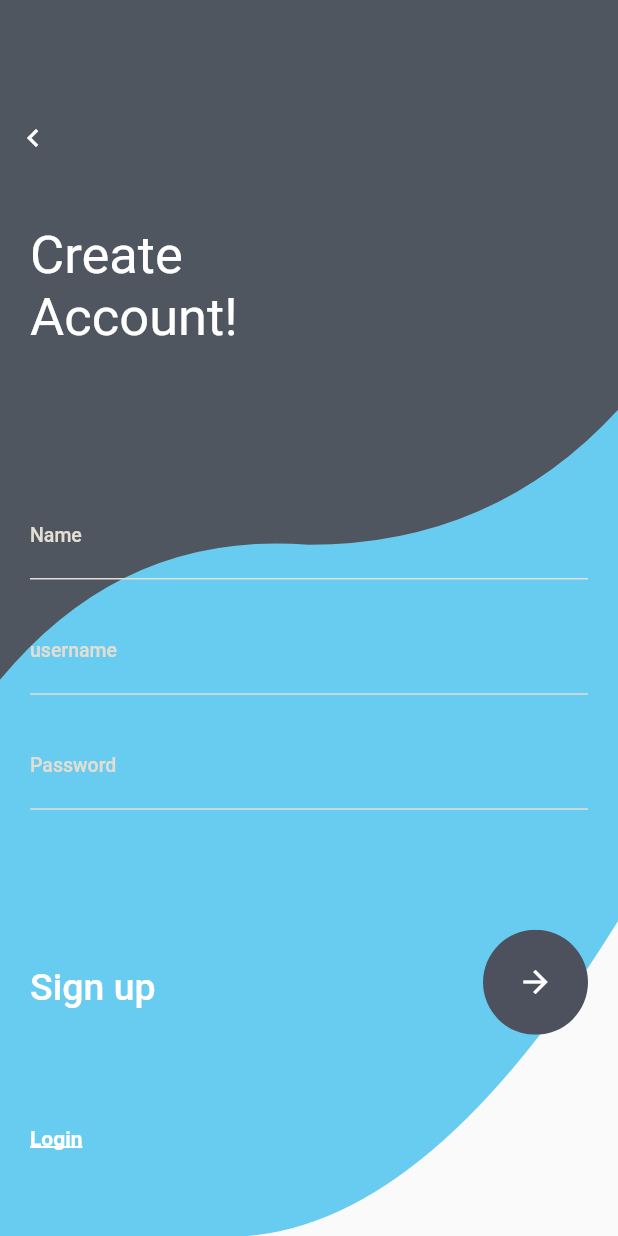
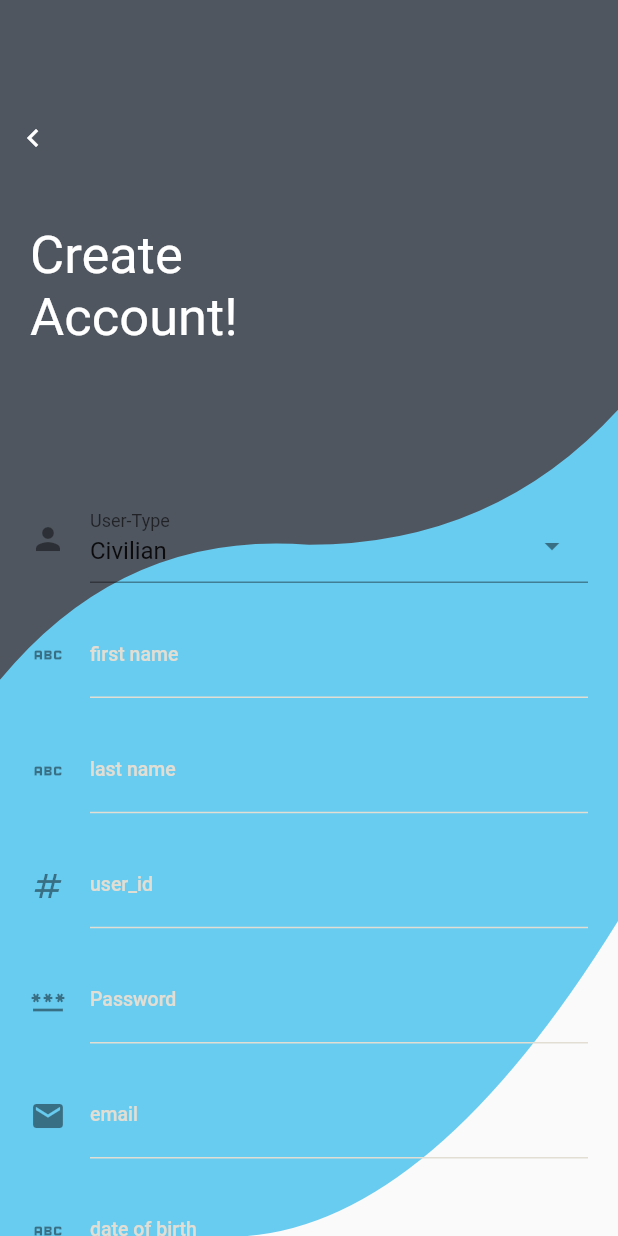
Before and after one commit to ayushvrma/DigitalVehicle, a Flutter app: the SignUpPage screen opened directly, on a phone screen of 412 x 824 dp. Run offline on Flutter 3.47's test engine with Material 2 defaults, Android fonts, the phone set to English and light mode, and no system bars; drawn by our look-alikes of select_form_field; our stand-ins replace sqflite; missing offline and left inert: proste_bezier_curve; accounts and stored records are empty; network calls fail.

Commit message:
signup and signin done

```diff
--- a/lib/main.dart
+++ b/lib/main.dart
@@ -1,5 +1,6 @@
+import 'package:digital_vehicle/screens/login/signup.dart';
 import 'package:flutter/material.dart';
-import 'screens/signin.dart';
+import 'screens/login/signin.dart';
 import 'screens/vehicle/vehicle_registration.dart';
 import 'screens/api_call.dart';
 import 'package:digital_vehicle/screens/vehicle/vehicle_display.dart';
@@ -19,7 +20,7 @@
       theme: ThemeData(
         primarySwatch: Colors.grey,
       ),
-      home: const VehicleDisplay(),
+      home: const SignUpPage(),
     );
   }
 }
--- a/lib/screens/signin.dart
+++ b/lib/screens/login/signin.dart
@@ -1,9 +1,20 @@
 // ignore_for_file: unused_element
 
 import 'package:flutter/material.dart';
-import 'Widget/singinContainer.dart';
+import 'package:digital_vehicle/screens/Widget/singinContainer.dart';
 import 'signup.dart';
-import 'package:sqflite/sqflite.dart';
+import 'package:select_form_field/select_form_field.dart';
+import 'package:http/http.dart' as http; // for making HTTP calls
+import 'package:digital_vehicle/screens/vehicle/vehicle_registration.dart';
+
+final List<Map<String, dynamic>> _items = [
+  {'value': 'civilian', 'label': 'Civilian', 'icon': const Icon(Icons.man)},
+  {
+    'value': 'police',
+    'label': 'Police',
+    'icon': const Icon(Icons.local_police_rounded),
+  },
+];
 
 class SignInPage extends StatefulWidget {
   const SignInPage({Key? key}) : super(key: key);
@@ -13,6 +24,10 @@ class SignInPage extends StatefulWidget {
 }
 
 class _SignInPageState extends State<SignInPage> {
+  dynamic user_type;
+  final user_id = TextEditingController();
+  final password = TextEditingController();
+
   Widget _backButton() {
     return InkWell(
       onTap: () {
@@ -32,11 +47,28 @@ class _SignInPageState extends State<SignInPage> {
     );
   }
 
+  Widget _typeWidget() {
+    return Stack(
+      children: [
+        SelectFormField(
+          type: SelectFormFieldType.dropdown, // or can be dialog
+          initialValue: 'civilian',
+          icon: const Icon(Icons.person),
+          labelText: 'User-Type',
+          items: _items,
+          onChanged: (val) => user_type = val,
+          onSaved: (val) => print(val),
+        ),
+      ],
+    );
+  }
+
   Widget _usernameWidget() {
     return Stack(
       children: [
-        TextFormField(
-          keyboardType: TextInputType.name,
+        TextField(
+          controller: user_id,
+          keyboardType: TextInputType.number,
           textInputAction: TextInputAction.next,
           decoration: const InputDecoration(
             labelText: 'Email',
@@ -55,8 +87,9 @@ class _SignInPageState extends State<SignInPage> {
   Widget _passwordWidget() {
     return Stack(
       children: [
-        TextFormField(
-          keyboardType: TextInputType.name,
+        TextField(
+          controller: password,
+          keyboardType: TextInputType.visiblePassword,
           textInputAction: TextInputAction.next,
           decoration: const InputDecoration(
             labelText: 'Password',
@@ -76,9 +109,21 @@ class _SignInPageState extends State<SignInPage> {
     return Align(
       alignment: Alignment.centerRight,
       child: InkWell(
-        onTap: () {
-          // Navigator.push(
-          //     context, MaterialPageRoute(builder: (context) => SignUpPage()));
+        onTap: () async {
+          var map = new Map<String, dynamic>();
+          map['user_id'] = user_id.text;
+          map['user_pass'] = password.text;
+          map['user_type'] = user_type.toString();
+          Uri uri = Uri.parse('http://127.0.0.1:5000/login');
+          // http://127.0.0.1:5000
+          http.Response response = await http.post(
+            uri,
+            body: map,
+          );
+          if (response.statusCode == 200) {
+            Navigator.push(
+                context, MaterialPageRoute(builder: (context) => SignInPage()));
+          }
         },
         child:
             Row(mainAxisAlignment: MainAxisAlignment.spaceBetween, children: [
--- a/lib/screens/signup.dart
+++ b/lib/screens/login/signup.dart
@@ -1,12 +1,23 @@
 // ignore_for_file: unnecessary_const
 
 import 'package:flutter/material.dart';
-import 'Widget/signupContainer.dart';
+import 'package:digital_vehicle/screens/Widget/signupContainer.dart';
+import 'package:select_form_field/select_form_field.dart';
 import 'signin.dart';
 import 'package:http/http.dart' as http; // for making HTTP calls
 import 'dart:convert'; // for converting JSON
 import 'dart:async'; // for async/await
 import 'dart:io'; // for http headers
+import 'signin.dart';
+
+final List<Map<String, dynamic>> _items = [
+  {'value': 'civilian', 'label': 'Civilian', 'icon': const Icon(Icons.man)},
+  {
+    'value': 'police',
+    'label': 'Police',
+    'icon': const Icon(Icons.local_police_rounded),
+  },
+];
 
 class SignUpPage extends StatefulWidget {
   const SignUpPage({Key? key}) : super(key: key);
@@ -16,9 +27,14 @@ class SignUpPage extends StatefulWidget {
 }
 
 class _SignUpPageState extends State<SignUpPage> {
-  final username = TextEditingController();
+  final user_id = TextEditingController();
   dynamic user_type;
   final password = TextEditingController();
+  final email = TextEditingController();
+  final first_name = TextEditingController();
+  final last_name = TextEditingController();
+  final dob = TextEditingController();
+
   Widget _backButton() {
     return InkWell(
       onTap: () {
@@ -38,22 +54,92 @@ class _SignUpPageState extends State<SignUpPage> {
     );
   }
 
-  Widget _nameWidget() {
+  Widget _typeWidget() {
     return Stack(
       children: [
-        TextFormField(
-          keyboardType: TextInputType.name,
+        SelectFormField(
+          type: SelectFormFieldType.dropdown, // or can be dialog
+          initialValue: 'civilian',
+          icon: const Icon(Icons.person),
+          labelText: 'User-Type',
+          items: _items,
+          onChanged: (val) => user_type = val,
+          onSaved: (val) => print(val),
+        ),
+      ],
+    );
+  }
+
+  Widget _usernameWidget() {
+    return Stack(
+      children: [
+        TextField(
+          controller: user_id,
+          keyboardType: TextInputType.text,
           textInputAction: TextInputAction.next,
           decoration: const InputDecoration(
             // hintText: 'Enter your full name',
-            labelText: 'Name',
-            labelStyle: TextStyle(
+            icon: Icon(Icons.numbers),
+            labelText: 'user_id',
+            labelStyle: const TextStyle(
                 color: Color.fromRGBO(226, 222, 211, 1),
                 fontWeight: FontWeight.w500,
                 fontSize: 13),
             enabledBorder: UnderlineInputBorder(
               borderSide: BorderSide(
+                color: const Color.fromRGBO(226, 222, 211, 1),
+              ),
+            ),
+          ),
+        ),
+      ],
+    );
+  }
+
+  Widget _firstWidget() {
+    return Stack(
+      children: [
+        TextField(
+          controller: first_name,
+          keyboardType: TextInputType.name,
+          textInputAction: TextInputAction.next,
+          decoration: const InputDecoration(
+            // hintText: 'Enter your full name',
+            icon: Icon(Icons.abc),
+            labelText: 'first name',
+            labelStyle: const TextStyle(
                 color: Color.fromRGBO(226, 222, 211, 1),
+                fontWeight: FontWeight.w500,
+                fontSize: 13),
+            enabledBorder: UnderlineInputBorder(
+              borderSide: BorderSide(
+                color: const Color.fromRGBO(226, 222, 211, 1),
+              ),
+            ),
+          ),
+        ),
+      ],
+    );
+  }
+
+  Widget _lastWidget() {
+    return Stack(
+      children: [
+        TextField(
+          controller: last_name,
+          keyboardType: TextInputType.name,
+          textInputAction: TextInputAction.next,
+          decoration: const InputDecoration(
+            // hintText: 'Enter your full name',
+            icon: Icon(Icons.abc),
+            labelText: 'last name',
+            labelStyle: const TextStyle(
+                color: Color.fromRGBO(226, 222, 211, 1),
+                fontWeight: FontWeight.w500,
+                fontSize: 13),
+            enabledBorder: UnderlineInputBorder(
+              borderSide: BorderSide(
+                color: const Color.fromRGBO(226, 222, 211, 1),
               ),
             ),
           ),
@@ -66,12 +152,39 @@ class _SignUpPageState extends State<SignUpPage> {
     return Stack(
       children: [
         TextField(
-          controller: username,
+          controller: email,
           keyboardType: TextInputType.name,
           textInputAction: TextInputAction.next,
           decoration: const InputDecoration(
             // hintText: 'Enter your full name',
-            labelText: 'username',
+            icon: Icon(Icons.email),
+            labelText: 'email',
+            labelStyle: const TextStyle(
+                color: Color.fromRGBO(226, 222, 211, 1),
+                fontWeight: FontWeight.w500,
+                fontSize: 13),
+            enabledBorder: UnderlineInputBorder(
+              borderSide: BorderSide(
+                color: const Color.fromRGBO(226, 222, 211, 1),
+              ),
+            ),
+          ),
+        ),
+      ],
+    );
+  }
+
+  Widget _dobWidget() {
+    return Stack(
+      children: [
+        TextField(
+          controller: dob,
+          keyboardType: TextInputType.text,
+          textInputAction: TextInputAction.next,
+          decoration: const InputDecoration(
+            // hintText: 'Enter your full name',
+            icon: Icon(Icons.abc),
+            labelText: 'date of birth',
             labelStyle: const TextStyle(
                 color: Color.fromRGBO(226, 222, 211, 1),
                 fontWeight: FontWeight.w500,
@@ -92,9 +205,10 @@ class _SignUpPageState extends State<SignUpPage> {
       children: [
         TextField(
           controller: password,
-          keyboardType: TextInputType.name,
+          keyboardType: TextInputType.visiblePassword,
           textInputAction: TextInputAction.next,
           decoration: const InputDecoration(
+            icon: Icon(Icons.password),
             labelText: 'Password',
             labelStyle: const TextStyle(
                 color: const Color.fromRGBO(226, 222, 211, 1),
@@ -117,15 +231,23 @@ class _SignUpPageState extends State<SignUpPage> {
       child: InkWell(
         onTap: () async {
           var map = new Map<String, dynamic>();
-          map['username'] = username.text;
-          map['passoword'] = password.text;
+          map['user_id'] = user_id.text;
+          map['user_pass'] = password.text;
           map['user_type'] = user_type.toString();
-          Uri uri = Uri.parse('http://127.0.0.1:5000/vehicle');
+          map['dob'] = dob.text;
+          map['first_name'] = first_name.text;
+          map['last_name'] = last_name.text;
+          map['email'] = email.text;
+          Uri uri = Uri.parse('http://127.0.0.1:5000/register');
           // http://127.0.0.1:5000
           http.Response response = await http.post(
             uri,
             body: map,
           );
+          if (response.statusCode == 200) {
+            Navigator.push(
+                context, MaterialPageRoute(builder: (context) => SignInPage()));
+          }
         },
         child:
             Row(mainAxisAlignment: MainAxisAlignment.spaceBetween, children: [
@@ -192,11 +314,19 @@ class _SignUpPageState extends State<SignUpPage> {
                     child: Column(
                       children: [
                         SizedBox(height: height * .4),
-                        _nameWidget(),
+                        _typeWidget(),
+                        const SizedBox(height: 20),
+                        _firstWidget(),
+                        const SizedBox(height: 20),
+                        _lastWidget(),
+                        const SizedBox(height: 20),
+                        _usernameWidget(),
+                        const SizedBox(height: 20),
+                        _passwordWidget(),
                         const SizedBox(height: 20),
                         _emailWidget(),
                         const SizedBox(height: 20),
-                        _passwordWidget(),
+                        _dobWidget(),
                         const SizedBox(height: 80),
                         _submitButton(),
                         SizedBox(height: height * .050),
```
Also changed, not shown: 13 other files.
